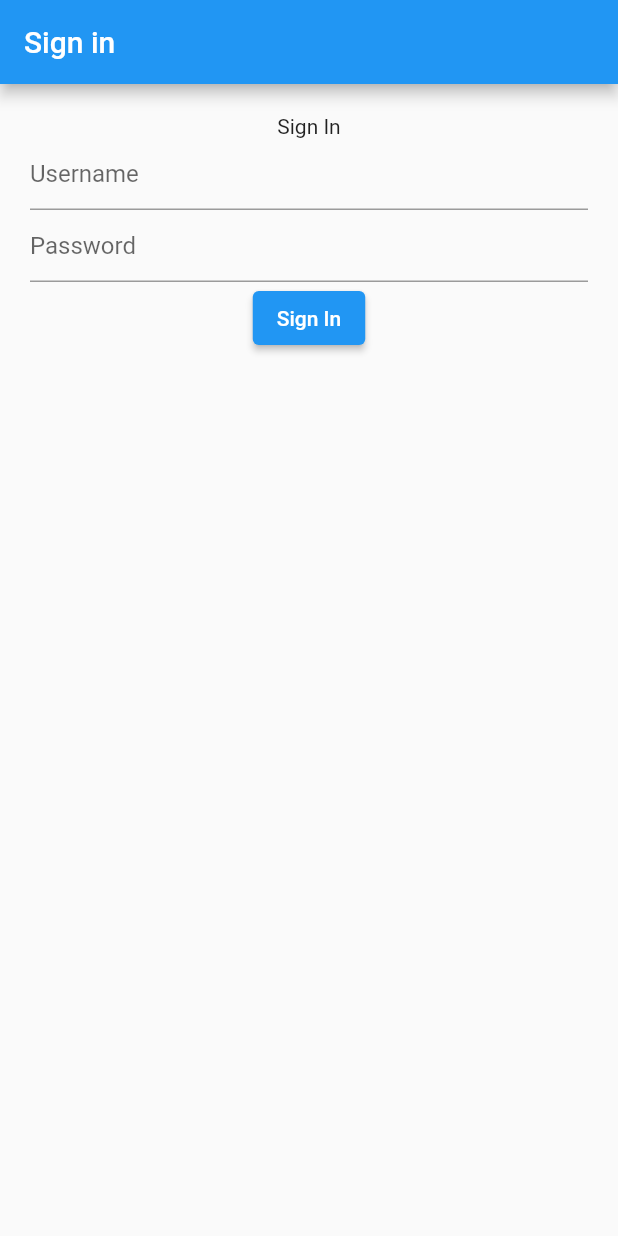
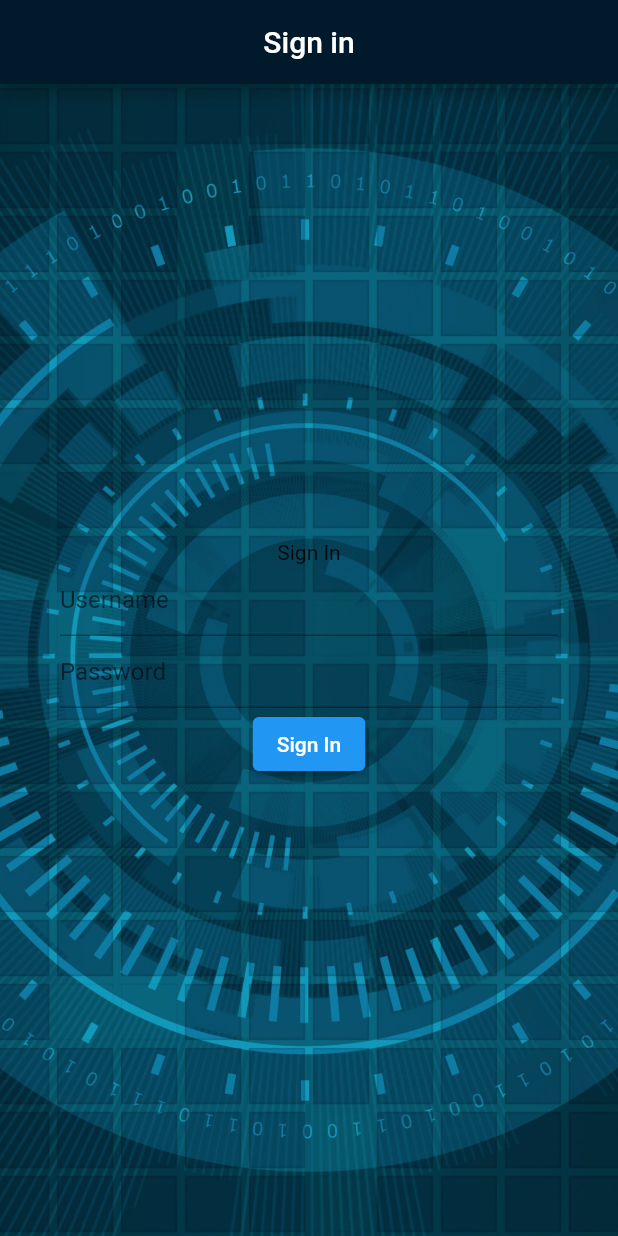
Before and after one commit to ahmedaalmuhanna/backend_capstone, a Flutter app: the SigninPage screen opened by its route, on a phone screen of 412 x 824 dp. Run offline on Flutter 3.47's test engine with Material 2 defaults, Android fonts, the phone set to English and light mode, and no system bars; our stand-ins replace dio, go_router; accounts and stored records are empty.

```diff
--- a/lib/pages/signin_page.dart
+++ b/lib/pages/signin_page.dart
@@ -13,16 +13,33 @@ class SigninPage extends StatelessWidget {
   Widget build(BuildContext context) {
     return Scaffold(
       appBar: AppBar(
-        title: const Text("Sign in"),
+        backgroundColor: Color.fromRGBO(0, 26, 44, 20),
+        title: Center(child: const Text("Sign in")),
       ),
       resizeToAvoidBottomInset: false,
-      body: Padding(
+      body: Container(
+        decoration: BoxDecoration(
+          image: DecorationImage(
+            image: AssetImage(
+                "assets/images/cyber-network-1440x2560-internet-6k-18684.jpg"),
+            fit: BoxFit.cover,
+          ),
+        ),
+        child: Padding(
           padding: const EdgeInsets.all(20.0),
+          child: Center(
+            child: Container(
+              margin: new EdgeInsets.symmetric(horizontal: 20),
               child: Column(
+                mainAxisSize: MainAxisSize.min,
                 children: [
                   const Text("Sign In"),
                   TextField(
-              decoration: const InputDecoration(hintText: 'Username'),
+                    decoration: const InputDecoration(
+                        hintText: 'Username',
+                        focusedBorder: OutlineInputBorder(
+                            borderSide: BorderSide(
+                                color: Color.fromARGB(244, 9, 18, 85)))),
                     controller: usernameController,
                   ),
                   TextField(
@@ -45,6 +62,9 @@ class SigninPage extends StatelessWidget {
                 ],
               ),
             ),
+          ),
+        ),
+      ),
     );
   }
 }
--- a/lib/pages/signup_page.dart
+++ b/lib/pages/signup_page.dart
@@ -17,6 +17,7 @@ class SignupPage extends StatelessWidget {
       resizeToAvoidBottomInset: false,
       body: Padding(
         padding: const EdgeInsets.all(20.0),
+        child: Container(
           child: Column(
             children: [
               const Text("Sign Up"),
@@ -46,6 +47,7 @@ class SignupPage extends StatelessWidget {
             ],
           ),
         ),
+      ),
     );
   }
 }
```
Also changed, not shown: lib/pages/home_page.dart (+11 -1 lines). Lines whose indentation alone changed are shown as unchanged.
